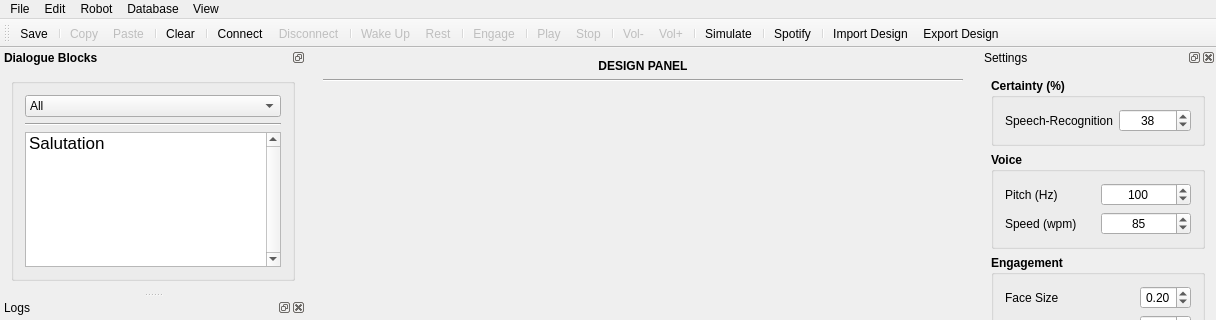
First picture: the form in interaction_manager/ui/dialogmainwindow.ui, repository ES-TUDelft/interaction-design-tool-ir, before the edit; both pictures show x 0 to 1216 and y 0 to 320 of the 1216 by 769 pixel window.
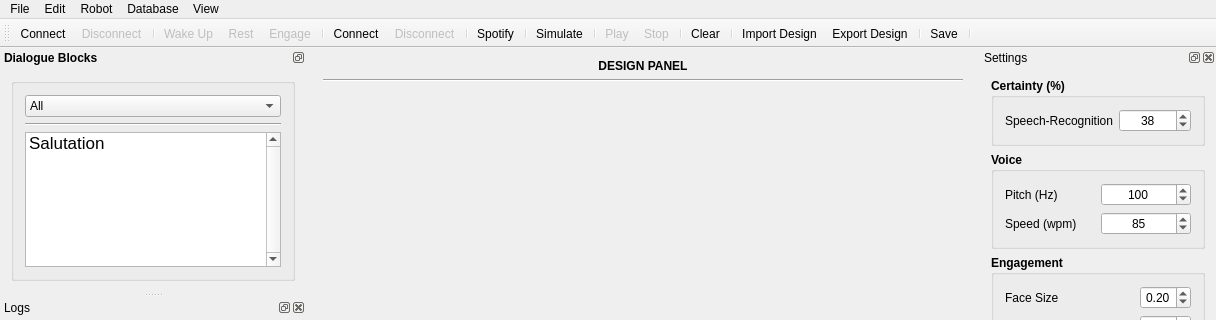
Second picture: the form after the edit. Icons and pictures are not drawn.

Patch:
```diff
--- a/interaction_manager/ui/dialogmainwindow.ui
+++ b/interaction_manager/ui/dialogmainwindow.ui
@@ -186,33 +186,30 @@
    <attribute name="toolBarBreak">
     <bool>false</bool>
    </attribute>
-   <addaction name="actionMenuSave"/>
-   <addaction name="separator"/>
-   <addaction name="actionMenuCopy"/>
-   <addaction name="actionMenuPaste"/>
-   <addaction name="separator"/>
-   <addaction name="actionMenuClear"/>
-   <addaction name="separator"/>
    <addaction name="actionMenuConnect"/>
    <addaction name="actionMenuDisconnect"/>
    <addaction name="separator"/>
    <addaction name="actionMenuWakeUp"/>
    <addaction name="actionMenuRest"/>
-   <addaction name="separator"/>
    <addaction name="actionMenuEngage"/>
    <addaction name="separator"/>
+   <addaction name="actionMenuDatabaseConnect"/>
+   <addaction name="actionMenuDatabaseDisconnect"/>
+   <addaction name="separator"/>
+   <addaction name="actionMenuMusic"/>
+   <addaction name="separator"/>
+   <addaction name="actionMenuSimulate"/>
+   <addaction name="separator"/>
    <addaction name="actionMenuPlay"/>
    <addaction name="actionMenuStop"/>
    <addaction name="separator"/>
-   <addaction name="actionMenuVolumeDown"/>
-   <addaction name="actionMenuVolumeUp"/>
-   <addaction name="separator"/>
-   <addaction name="actionMenuSimulate"/>
-   <addaction name="separator"/>
-   <addaction name="actionMenuMusic"/>
+   <addaction name="actionMenuClear"/>
    <addaction name="separator"/>
    <addaction name="actionMenuImportBlocks"/>
    <addaction name="actionMenuExportBlocks"/>
+   <addaction name="separator"/>
+   <addaction name="actionMenuSave"/>
+   <addaction name="separator"/>
   </widget>
   <widget class="QStatusBar" name="statusBar"/>
   <widget class="QDockWidget" name="blocksDockWidget">
```
Left out of the diff: 4 changed lines with no effect on the pictures.
